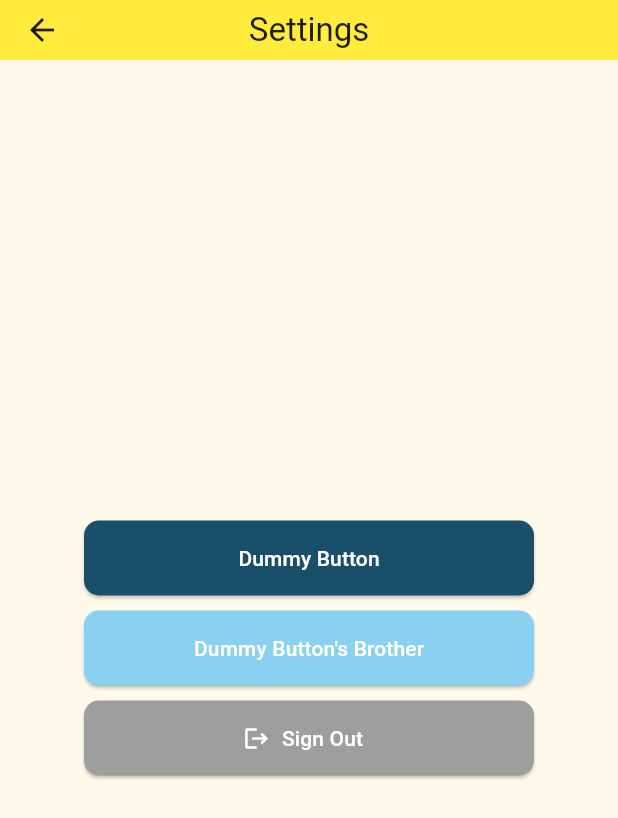
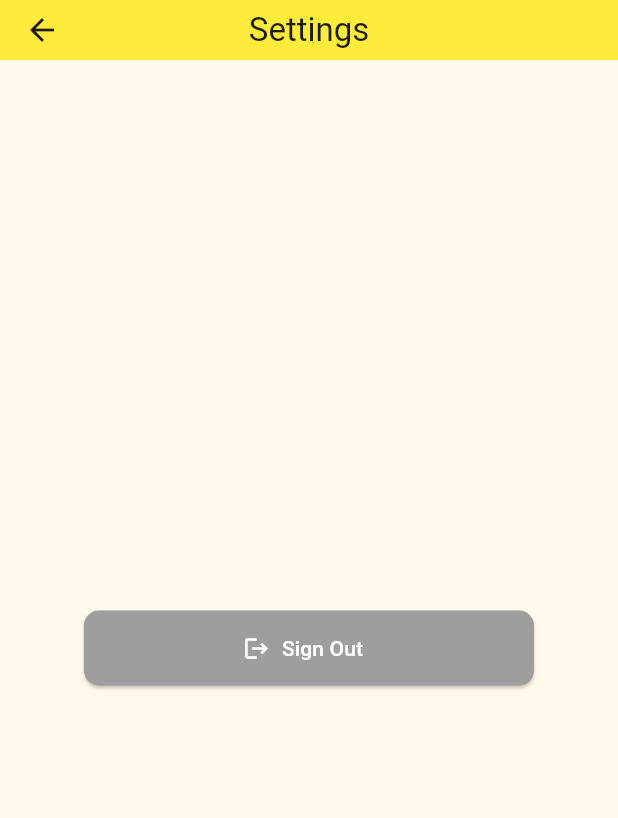
Before and after one commit to DimitriGol/songbird, a Flutter app: the SettingsPage screen opened by its route, on a phone screen of 412 x 824 dp. Shown: the top 818 px of the screen. Run offline on Flutter 3.47's test engine with Material 3 defaults, Android fonts, the phone set to English and light mode, and no system bars; our stand-ins replace carousel_slider, cloud_firestore, firebase_auth, firebase_core, flutter_dotenv, font_awesome_flutter and 1 more; missing offline and left inert: dart:html, spotify; accounts and stored records are empty.

Commit message:
Removed Dummy Buttons

```diff
--- a/lib/pages/settings.dart
+++ b/lib/pages/settings.dart
@@ -66,33 +66,7 @@ class _SettingsPageState extends State<SettingsPage> {
           // wireframe for each widget.
           mainAxisAlignment: MainAxisAlignment.center,
           children: <Widget>[
-           ElevatedButton(
-              onPressed: () {
-              //do something
-              },
-              child: Text('Dummy Button', style: TextStyle(color: Colors.white),),
-                  style: ElevatedButton.styleFrom(
-                    backgroundColor: Color.fromARGB(255, 25, 79, 104),
-                    shape: RoundedRectangleBorder(borderRadius: BorderRadius.circular(10)),
-                    minimumSize: Size(300, 50),
-              )
-             ) ,
 
-             SizedBox(height: 10),//for spacing
-
-             ElevatedButton(
-              onPressed: () {
-              //do something
-              },
-              child: Text('Dummy Button\'s Brother', style: TextStyle(color: Colors.white),),
-                  style: ElevatedButton.styleFrom(
-                    backgroundColor: const Color.fromARGB(255, 137, 208, 241),
-                    shape: RoundedRectangleBorder(borderRadius: BorderRadius.circular(10)),
-                    minimumSize: Size(300, 50),
-              )
-             ) ,
-
-             SizedBox(height: 10), // for spacing
 
             ElevatedButton.icon(
               onPressed: () {
--- a/pubspec.yaml
+++ b/pubspec.yaml
@@ -51,7 +51,7 @@ dependencies:
   google_fonts: ^6.2.0
   firebase_database: ^10.4.11
   carousel_slider: ^4.2.1
-  dots_indicator: ^2.1.1
+  dots_indicator: ^3.0.0
 
 dev_dependencies:
   flutter_test:
@@ -62,7 +62,7 @@ dev_dependencies:
   # activated in the `analysis_options.yaml` file located at the root of your
   # package. See that file for information about deactivating specific lint
   # rules and activating additional ones.
-  flutter_lints: ^3.0.0
+  flutter_lints: ^4.0.0
 
 # For information on the generic Dart part of this file, see the
 # following page: https://dart.dev/tools/pub/pubspec
```
Also changed, not shown: pubspec.lock, 3 other files.
